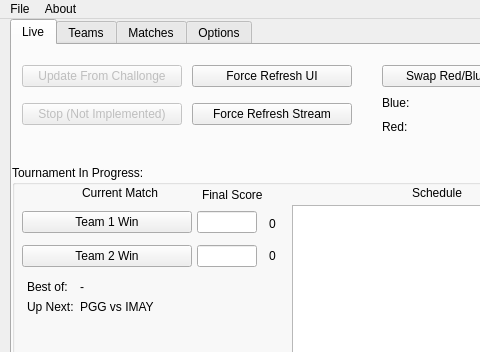
First picture: the form in static/form.ui, repository chhopsky/updatethestream, before the edit; both pictures show x 0 to 480 and y 0 to 352 of the 800 by 600 pixel window.
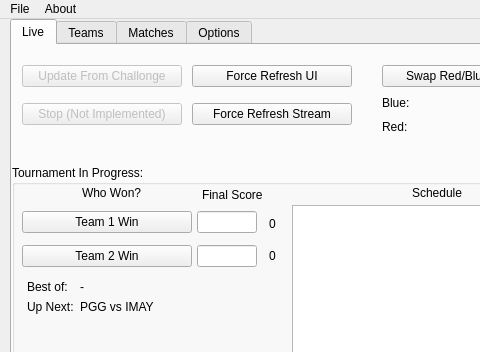
Second picture: the form after the edit. Icons and pictures are not drawn.

Commit message: Make win buttons more obvious

```diff
--- a/static/form.ui
+++ b/static/form.ui
@@ -179,7 +179,7 @@
         </rect>
        </property>
        <property name="text">
-        <string>Current Match</string>
+        <string>Who Won?</string>
        </property>
       </widget>
       <widget class="QLabel" name="standings_label">
```
The commit also changes 1 other file.
